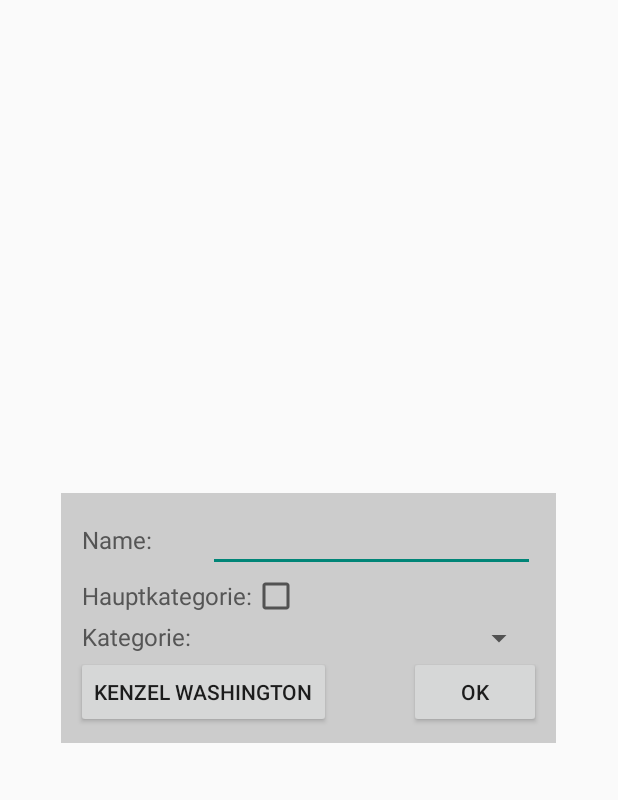
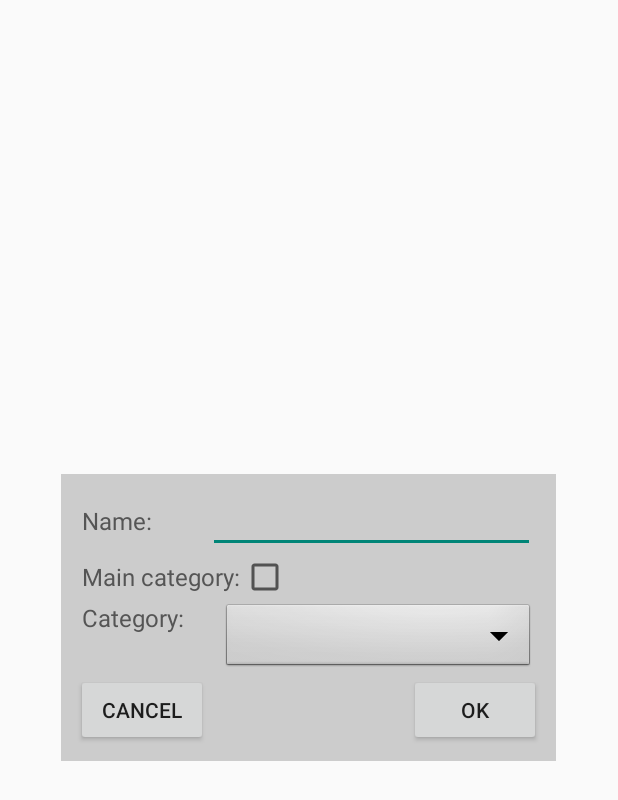
Before and after one commit to crazywake/TeamFive, an Android app: the layout add_edit_category.xml on its own in the app's theme, with its tools: preview values and no code run, on a phone screen of 412 x 824 dp. Shown: the top 800 px of the screen. Run offline under Robolectric (Android 15) with nearby library versions, the phone set to English and light mode, and no system bars.

Commit message:
[TL, MR] search implemented styling reworked

```diff
--- a/PocketBill/app/src/main/res/layout/add_edit_category.xml
+++ b/PocketBill/app/src/main/res/layout/add_edit_category.xml
@@ -63,7 +63,7 @@
                     android:layout_width="0dp"
                     android:layout_height="wrap_content"
                     android:layout_weight=".17"
-                    android:text="Hauptkategorie:"
+                    android:text="Main category:"
                     android:textColor="#555555"
                     android:textStyle="normal"
                     android:textSize="16dp" />
@@ -89,7 +89,7 @@
                     android:layout_width="0dp"
                     android:layout_height="wrap_content"
                     android:layout_weight=".17"
-                    android:text="Kategorie:"
+                    android:text="Category:"
                     android:textSize="16dp"
                     android:textColor="#555555"
                     android:textStyle="normal"
@@ -102,7 +102,9 @@
                     android:layout_weight="0.38"
                     android:textSize="16dp"
                     android:spinnerMode="dialog"
-                    android:clickable="true" />
+                    android:clickable="true"
+                    android:background="@android:drawable/btn_dropdown"
+                    />
             </LinearLayout> <!-- second row, category spinner -->
 
             <!-- divider -->
@@ -116,7 +118,7 @@
                     android:layout_width="wrap_content"
                     android:layout_height="wrap_content"
                     android:layout_alignParentLeft="true"
-                    android:text="kenzel washington" />
+                    android:text="Cancel" />
                 <Button
                     android:id="@+id/categoryEditorOK"
                     android:layout_width="wrap_content"
```
Also changed, not shown: 2 other files.
